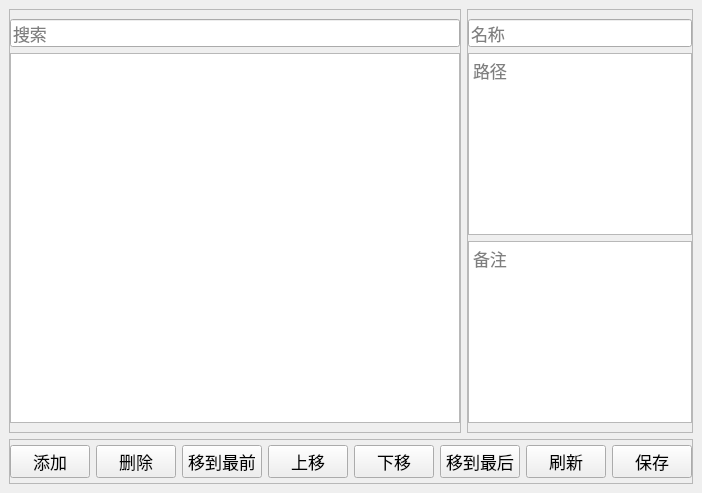
suifengpiaoyang/PathManager, file ui/main_window.ui: the form before one commit.
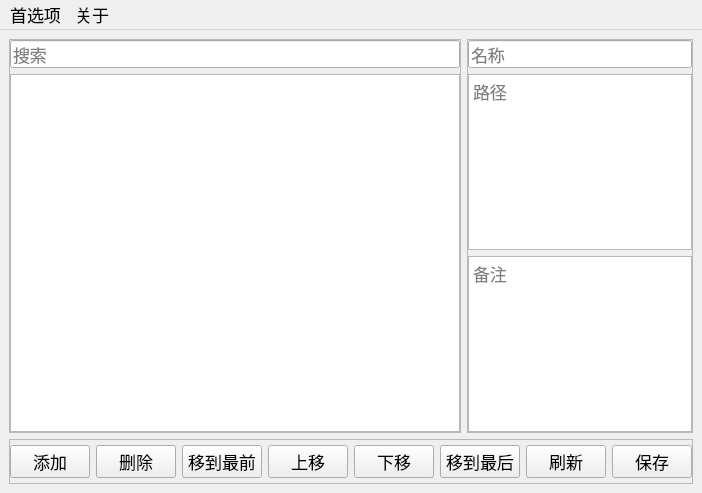
The form after the commit. Custom widgets are drawn as their Qt base class.

What changed in the file:
```diff
--- a/ui/main_window.ui
+++ b/ui/main_window.ui
@@ -34,9 +34,15 @@
          <property name="leftMargin">
           <number>0</number>
          </property>
+         <property name="topMargin">
+          <number>0</number>
+         </property>
          <property name="rightMargin">
           <number>0</number>
          </property>
+         <property name="bottomMargin">
+          <number>0</number>
+         </property>
          <item>
           <widget class="QLineEdit" name="lineEditSearch">
            <property name="placeholderText">
@@ -77,9 +83,15 @@
          <property name="leftMargin">
           <number>0</number>
          </property>
+         <property name="topMargin">
+          <number>0</number>
+         </property>
          <property name="rightMargin">
           <number>0</number>
          </property>
+         <property name="bottomMargin">
+          <number>0</number>
+         </property>
          <item>
           <widget class="QLineEdit" name="lineEditName">
            <property name="placeholderText">
@@ -197,6 +209,19 @@
      <height>29</height>
     </rect>
    </property>
+   <widget class="QMenu" name="menuConfig">
+    <property name="title">
+     <string>首选项</string>
+    </property>
+    <addaction name="configAction"/>
+   </widget>
+   <widget class="QMenu" name="menuAbout">
+    <property name="title">
+     <string>关于</string>
+    </property>
+   </widget>
+   <addaction name="menuConfig"/>
+   <addaction name="menuAbout"/>
   </widget>
  </widget>
  <customwidgets>
```
Left out of the diff: 8 changed lines with no effect on the pictures.
